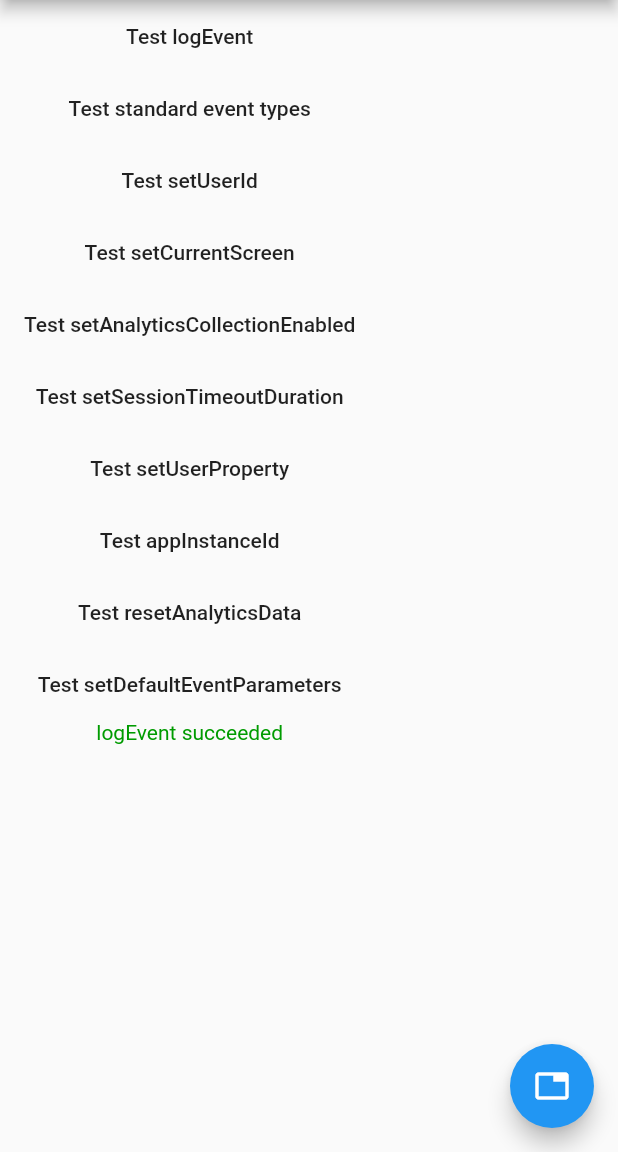
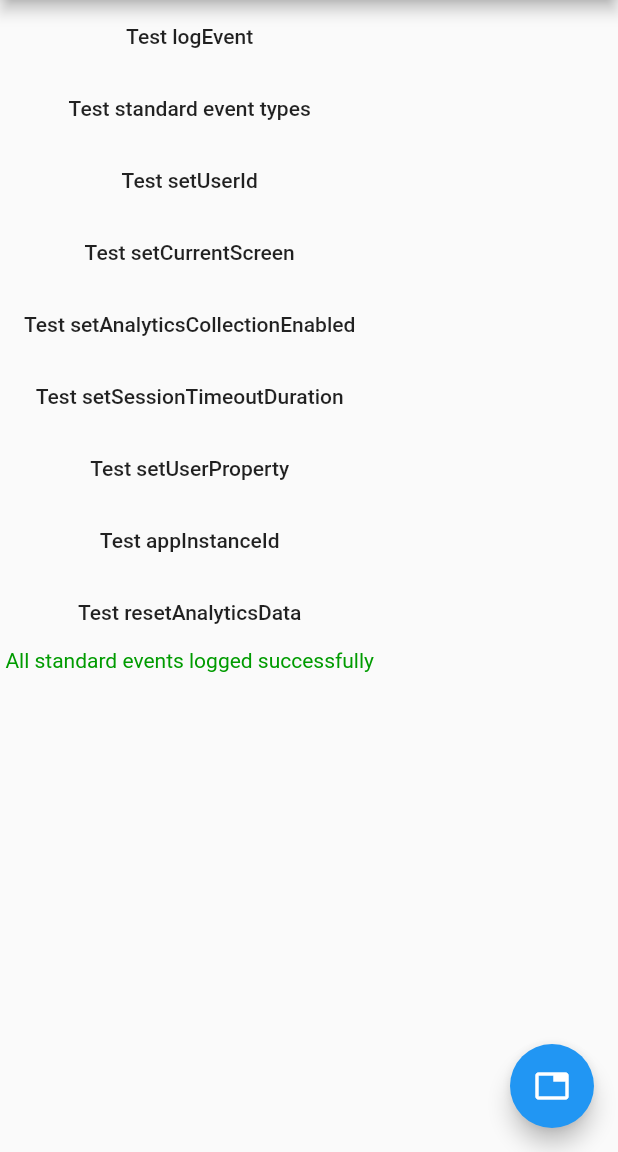
Before and after one commit to kwanative/firebase_analytics, a Flutter app: the screen it shows after launch, after a tap on "Test logEvent", after a tap on "Test standard event types", on a phone screen of 412 x 824 dp, the part 84-1236 px from its top. Run offline on Flutter 3.47's test engine with Material 2 defaults, Android fonts, the phone set to English and light mode, and no system bars; our stand-ins replace firebase_core; missing offline and left inert: firebase_analytics_platform_interface, firebase_core_platform_interface; accounts and stored records are empty.

Commit message:
use firebase_analytics version 9.3.4

```diff
--- /dev/null
+++ b/example/lib/firebase_config.dart
@@ -0,0 +1,43 @@
+import 'dart:developer';
+import 'dart:io';
+
+import 'package:firebase_core/firebase_core.dart';
+import 'package:flutter/foundation.dart';
+
+class DefaultFirebaseConfig {
+  static FirebaseOptions? get platformOptions {
+    if (kIsWeb) {
+      // Web
+      return const FirebaseOptions(
+        apiKey: 'AIzaSyAgUhHU8wSJgO5MVNy95tMT07NEjzMOfz0',
+        authDomain: 'react-native-firebase-testing.firebaseapp.com',
+        databaseURL: 'https://react-native-firebase-testing.firebaseio.com',
+        projectId: 'react-native-firebase-testing',
+        storageBucket: 'react-native-firebase-testing.appspot.com',
+        messagingSenderId: '448618578101',
+        appId: '1:448618578101:web:0b650370bb29e29cac3efc',
+        measurementId: 'G-F79DJ0VFGS',
+      );
+    } else if (Platform.isIOS || Platform.isMacOS) {
+      // iOS and MacOS
+      return const FirebaseOptions(
+        appId: '1:448618578101:ios:cc6c1dc7a65cc83c',
+        apiKey: 'AIzaSyAHAsf51D0A407EklG1bs-5wA7EbyfNFg0',
+        projectId: 'react-native-firebase-testing',
+        messagingSenderId: '448618578101',
+        iosBundleId: 'com.invertase.testing',
+        iosClientId:
+            '448618578101-28tsenal97nceuij1msj7iuqinv48t02.apps.googleusercontent.com',
+        androidClientId:
+            '448618578101-a9p7bj5jlakabp22fo3cbkj7nsmag24e.apps.googleusercontent.com',
+        databaseURL: 'https://react-native-firebase-testing.firebaseio.com',
+        storageBucket: 'react-native-firebase-testing.appspot.com',
+      );
+    } else {
+      // Android
+      log("Analytics Dart-only initializer doesn't work on Android, please make sure to add the config file.");
+
+      return null;
+    }
+  }
+}
--- a/example/lib/main.dart
+++ b/example/lib/main.dart
@@ -6,17 +6,14 @@ import 'dart:async';
 
 import 'package:firebase_analytics/firebase_analytics.dart';
 import 'package:firebase_core/firebase_core.dart';
-import 'package:flutter/foundation.dart';
 import 'package:flutter/material.dart';
 
-import 'firebase_options.dart';
+import 'firebase_config.dart';
 import 'tabs_page.dart';
 
 Future<void> main() async {
   WidgetsFlutterBinding.ensureInitialized();
-  await Firebase.initializeApp(
-    options: DefaultFirebaseOptions.currentPlatform,
-  );
+  await Firebase.initializeApp(options: DefaultFirebaseConfig.platformOptions);
   runApp(const MyApp());
 }
 
@@ -69,28 +66,7 @@ class _MyHomePageState extends State<MyHomePage> {
     });
   }
 
-  Future<void> _setDefaultEventParameters() async {
-    if (kIsWeb) {
-      setMessage(
-        '"setDefaultEventParameters()" is not supported on web platform',
-      );
-    } else {
-      // Only strings, numbers & null (longs & doubles for android, ints and doubles for iOS) are supported for default event parameters:
-      await widget.analytics.setDefaultEventParameters(<String, dynamic>{
-        'string': 'string',
-        'int': 42,
-        'long': 12345678910,
-        'double': 42.0,
-        'bool': true.toString(),
-      });
-      setMessage('setDefaultEventParameters succeeded');
-    }
-  }
-
   Future<void> _sendAnalyticsEvent() async {
-    // Only strings and numbers (longs & doubles for android, ints and doubles for iOS) are supported for GA custom event parameters:
-    // https://firebase.google.com/docs/reference/ios/firebaseanalytics/api/reference/Classes/FIRAnalytics#+logeventwithname:parameters:
-    // https://firebase.google.com/docs/reference/android/com/google/firebase/analytics/FirebaseAnalytics#public-void-logevent-string-name,-bundle-params
     await widget.analytics.logEvent(
       name: 'test_event',
       parameters: <String, dynamic>{
@@ -101,9 +77,9 @@ class _MyHomePageState extends State<MyHomePage> {
         // Only strings and numbers (ints & doubles) are supported for GA custom event parameters:
         // https://developers.google.com/analytics/devguides/collection/analyticsjs/custom-dims-mets#overview
         'bool': true.toString(),
+        'items': [itemCreator()]
       },
     );
-
     setMessage('logEvent succeeded');
   }
 
@@ -349,10 +325,6 @@ class _MyHomePageState extends State<MyHomePage> {
             onPressed: _testResetAnalyticsData,
             child: const Text('Test resetAnalyticsData'),
           ),
-          MaterialButton(
-            onPressed: _setDefaultEventParameters,
-            child: const Text('Test setDefaultEventParameters'),
-          ),
           Text(
             _message,
             style: const TextStyle(color: Color.fromARGB(255, 0, 155, 0)),
--- a/lib/src/firebase_analytics.dart
+++ b/lib/src/firebase_analytics.dart
@@ -9,7 +9,7 @@ class FirebaseAnalytics extends FirebasePluginPlatform {
   FirebaseAnalytics._({required this.app})
       : super(app.name, 'plugins.flutter.io/firebase_analytics');
 
-  /// Namespace for analytics API available on Android only. This is deprecated in favor of
+  /// Namespace for analytics API available on Android only. This is deprecated in favour of calling directly
   /// `FirebaseAnalytics.instance.setSessionTimeoutDuration()`.
   ///
   /// The value of this field is `null` on non-Android platforms. If you are
@@ -81,14 +81,30 @@ class FirebaseAnalytics extends FirebasePluginPlatform {
     Map<String, Object?>? parameters,
     AnalyticsCallOptions? callOptions,
   }) async {
-    _logEventNameValidation(name);
+    if (_reservedEventNames.contains(name)) {
+      throw ArgumentError.value(
+        name,
+        'name',
+        'Event name is reserved and cannot be used',
+      );
+    }
 
-    parameters?.forEach((key, value) {
-      assert(
-        value is String || value is num,
-        "'string' OR 'number' must be set as the value of the parameter: $key",
+    const String kReservedPrefix = 'firebase_';
+
+    if (name.startsWith(kReservedPrefix)) {
+      throw ArgumentError.value(
+        name,
+        'name',
+        'Prefix "$kReservedPrefix" is reserved and cannot be used.',
       );
-    });
+    }
+
+    if (parameters?['items'] is List<AnalyticsEventItem>) {
+      // ignore: cast_nullable_to_non_nullable
+      parameters!['items'] = (parameters['items'] as List<AnalyticsEventItem>)
+          .map((item) => item.asMap())
+          .toList();
+    }
 
     await _delegate.logEvent(
       name: name,
@@ -112,12 +128,6 @@ class FirebaseAnalytics extends FirebasePluginPlatform {
   Future<void> setDefaultEventParameters(
     Map<String, Object?>? defaultParameters,
   ) async {
-    defaultParameters?.forEach((key, value) {
-      assert(
-        value is String || value is num || value == null,
-        "'string', 'null' or 'number' must be set as the value of the parameter: $key",
-      );
-    });
     await _delegate.setDefaultEventParameters(defaultParameters);
   }
 
@@ -233,15 +243,15 @@ class FirebaseAnalytics extends FirebasePluginPlatform {
     List<AnalyticsEventItem>? items,
     AnalyticsCallOptions? callOptions,
   }) {
-    return _delegate.logEvent(
+    return logEvent(
       name: 'add_payment_info',
-      parameters: filterOutNulls({
+      parameters: {
         _COUPON: coupon,
         _CURRENCY: currency,
         _PAYMENT_TYPE: paymentType,
         _VALUE: value,
-        _ITEMS: _marshalItems(items),
-      }),
+        _ITEMS: items,
+      },
       callOptions: callOptions,
     );
   }
@@ -260,15 +270,15 @@ class FirebaseAnalytics extends FirebasePluginPlatform {
     List<AnalyticsEventItem>? items,
     AnalyticsCallOptions? callOptions,
   }) {
-    return _delegate.logEvent(
+    return logEvent(
       name: 'add_shipping_info',
-      parameters: filterOutNulls({
+      parameters: {
         _COUPON: coupon,
         _CURRENCY: currency,
         _SHIPPING_TIER: shippingTier,
         _VALUE: value,
-        _ITEMS: _marshalItems(items),
-      }),
+        _ITEMS: items,
+      },
       callOptions: callOptions,
     );
   }
@@ -288,10 +298,10 @@ class FirebaseAnalytics extends FirebasePluginPlatform {
   }) {
     _requireValueAndCurrencyTogether(value, currency);
 
-    return _delegate.logEvent(
+    return logEvent(
       name: 'add_to_cart',
       parameters: filterOutNulls(<String, Object?>{
-        _ITEMS: _marshalItems(items),
+        _ITEMS: items,
         _VALUE: value,
         _CURRENCY: currency,
       }),
@@ -315,10 +325,10 @@ class FirebaseAnalytics extends FirebasePluginPlatform {
   }) {
     _requireValueAndCurrencyTogether(value, currency);
 
-    return _delegate.logEvent(
+    return logEvent(
       name: 'add_to_wishlist',
       parameters: filterOutNulls(<String, Object?>{
-        _ITEMS: _marshalItems(items),
+        _ITEMS: items,
         _VALUE: value,
         _CURRENCY: currency,
       }),
@@ -357,7 +367,7 @@ class FirebaseAnalytics extends FirebasePluginPlatform {
   }) {
     _requireValueAndCurrencyTogether(value, currency);
 
-    return _delegate.logEvent(
+    return logEvent(
       name: 'ecommerce_purchase',
       parameters: filterOutNulls(<String, Object?>{
         _CURRENCY: currency,
@@ -397,7 +407,7 @@ class FirebaseAnalytics extends FirebasePluginPlatform {
   }) {
     _requireValueAndCurrencyTogether(value, currency);
 
-    return _delegate.logEvent(
+    return logEvent(
       name: 'ad_impression',
       parameters: filterOutNulls(<String, Object?>{
         _AD_PLATFORM: adPlatform,
@@ -415,7 +425,7 @@ class FirebaseAnalytics extends FirebasePluginPlatform {
   ///
   /// See: https://firebase.google.com/docs/reference/android/com/google/firebase/analytics/FirebaseAnalytics.Event.html#APP_OPEN
   Future<void> logAppOpen({AnalyticsCallOptions? callOptions}) {
-    return _delegate.logEvent(
+    return logEvent(
       name: 'app_open',
       callOptions: callOptions,
     );
@@ -437,12 +447,12 @@ class FirebaseAnalytics extends FirebasePluginPlatform {
   }) {
     _requireValueAndCurrencyTogether(value, currency);
 
-    return _delegate.logEvent(
+    return logEvent(
       name: 'begin_checkout',
       parameters: filterOutNulls(<String, Object?>{
         _VALUE: value,
         _CURRENCY: currency,
-        _ITEMS: _marshalItems(items),
+        _ITEMS: items,
         _COUPON: coupon,
       }),
       callOptions: callOptions,
@@ -464,7 +474,7 @@ class FirebaseAnalytics extends FirebasePluginPlatform {
     String? cp1,
     AnalyticsCallOptions? callOptions,
   }) {
-    return _delegate.logEvent(
+    return logEvent(
       name: 'campaign_details',
       parameters: filterOutNulls(<String, String?>{
         _SOURCE: source,
@@ -491,7 +501,7 @@ class FirebaseAnalytics extends FirebasePluginPlatform {
     required num value,
     AnalyticsCallOptions? callOptions,
   }) {
-    return _delegate.logEvent(
+    return logEvent(
       name: 'earn_virtual_currency',
       parameters: filterOutNulls(<String, Object?>{
         _VIRTUAL_CURRENCY_NAME: virtualCurrencyName,
@@ -525,7 +535,7 @@ class FirebaseAnalytics extends FirebasePluginPlatform {
   }) {
     _requireValueAndCurrencyTogether(value, currency);
 
-    return _delegate.logEvent(
+    return logEvent(
       name: 'present_offer',
       parameters: filterOutNulls(<String, Object?>{
         _ITEM_ID: itemId,
@@ -555,7 +565,7 @@ class FirebaseAnalytics extends FirebasePluginPlatform {
   }) {
     _requireValueAndCurrencyTogether(value, currency);
 
-    return _delegate.logEvent(
+    return logEvent(
       name: 'purchase_refund',
       parameters: filterOutNulls(<String, Object?>{
         _CURRENCY: currency,
@@ -580,7 +590,7 @@ class FirebaseAnalytics extends FirebasePluginPlatform {
   }) {
     _requireValueAndCurrencyTogether(value, currency);
 
-    return _delegate.logEvent(
+    return logEvent(
       name: 'generate_lead',
       parameters: filterOutNulls(<String, Object?>{
         _CURRENCY: currency,
@@ -601,7 +611,7 @@ class FirebaseAnalytics extends FirebasePluginPlatform {
     required String groupId,
     AnalyticsCallOptions? callOptions,
   }) {
-    return _delegate.logEvent(
+    return logEvent(
       name: 'join_group',
       parameters: filterOutNulls(<String, Object?>{
         _GROUP_ID: groupId,
@@ -622,7 +632,7 @@ class FirebaseAnalytics extends FirebasePluginPlatform {
     String? character,
     AnalyticsCallOptions? callOptions,
   }) {
-    return _delegate.logEvent(
+    return logEvent(
       name: 'level_up',
       parameters: filterOutNulls(<String, Object?>{
         _LEVEL: level,
@@ -639,7 +649,7 @@ class FirebaseAnalytics extends FirebasePluginPlatform {
     required String levelName,
     AnalyticsCallOptions? callOptions,
   }) {
-    return _delegate.logEvent(
+    return logEvent(
       name: 'level_start',
       parameters: filterOutNulls(<String, Object?>{
         _LEVEL_NAME: levelName,
@@ -656,7 +666,7 @@ class FirebaseAnalytics extends FirebasePluginPlatform {
     int? success,
     AnalyticsCallOptions? callOptions,
   }) {
-    return _delegate.logEvent(
+    return logEvent(
       name: 'level_end',
       parameters: filterOutNulls(<String, Object?>{
         _LEVEL_NAME: levelName,
@@ -672,7 +682,7 @@ class FirebaseAnalytics extends FirebasePluginPlatform {
     required int checkoutStep,
     required String checkoutOption,
   }) {
-    return _delegate.logEvent(
+    return logEvent(
       name: 'set_checkout_option',
       parameters: filterOutNulls(<String, Object?>{
         _CHECKOUT_STEP: checkoutStep,
@@ -691,7 +701,7 @@ class FirebaseAnalytics extends FirebasePluginPlatform {
     String? loginMethod,
     AnalyticsCallOptions? callOptions,
   }) {
-    return _delegate.logEvent(
+    return logEvent(
       name: 'login',
       parameters: filterOutNulls(<String, Object?>{
         _METHOD: loginMethod,
@@ -714,7 +724,7 @@ class FirebaseAnalytics extends FirebasePluginPlatform {
     String? character,
     AnalyticsCallOptions? callOptions,
   }) {
-    return _delegate.logEvent(
+    return logEvent(
       name: 'post_score',
       parameters: filterOutNulls(<String, Object?>{
         _SCORE: score,
@@ -749,13 +759,13 @@ class FirebaseAnalytics extends FirebasePluginPlatform {
   }) {
     _requireValueAndCurrencyTogether(value, currency);
 
-    return _delegate.logEvent(
+    return logEvent(
       name: 'purchase',
       parameters: filterOutNulls(<String, Object?>{
         _CURRENCY: currency,
         _COUPON: coupon,
         _VALUE: value,
-        _ITEMS: _marshalItems(items),
+        _ITEMS: items,
         _TAX: tax,
         _SHIPPING: shipping,
         _TRANSACTION_ID: transactionId,
@@ -782,12 +792,12 @@ class FirebaseAnalytics extends FirebasePluginPlatform {
   }) {
     _requireValueAndCurrencyTogether(value, currency);
 
-    return _delegate.logEvent(
+    return logEvent(
       name: 'remove_from_cart',
       parameters: filterOutNulls(<String, Object?>{
         _CURRENCY: currency,
         _VALUE: value,
-        _ITEMS: _marshalItems(items),
+        _ITEMS: items,
       }),
       callOptions: callOptions,
     );
@@ -803,7 +813,7 @@ class FirebaseAnalytics extends FirebasePluginPlatform {
     String? screenName,
     AnalyticsCallOptions? callOptions,
   }) {
-    return _delegate.logEvent(
+    return logEvent(
       name: 'screen_view',
       parameters: filterOutNulls(<String, Object?>{
         _SCREEN_CLASS: screenClass,
@@ -824,12 +834,12 @@ class FirebaseAnalytics extends FirebasePluginPlatform {
     List<AnalyticsEventItem>? items,
     AnalyticsCallOptions? callOptions,
   }) {
-    return _delegate.logEvent(
+    return logEvent(
       name: 'select_item',
       parameters: filterOutNulls(<String, Object?>{
         _ITEM_LIST_ID: itemListId,
         _ITEM_LIST_NAME: itemListName,
-        _ITEMS: _marshalItems(items),
+        _ITEMS: items,
       }),
       callOptions: callOptions,
     );
@@ -849,12 +859,12 @@ class FirebaseAnalytics extends FirebasePluginPlatform {
     String? promotionName,
     AnalyticsCallOptions? callOptions,
   }) {
-    return _delegate.logEvent(
+    return logEvent(
       name: 'select_promotion',
       parameters: filterOutNulls(<String, Object?>{
         _CREATIVE_NAME: creativeName,
         _CREATIVE_SLOT: creativeSlot,
-        _ITEMS: _marshalItems(items),
+        _ITEMS: items,
         _LOCATION_ID: locationId,
         _PROMOTION_ID: promotionId,
         _PROMOTION_NAME: promotionName,
@@ -874,12 +884,12 @@ class FirebaseAnalytics extends FirebasePluginPlatform {
     List<AnalyticsEventItem>? items,
     AnalyticsCallOptions? callOptions,
   }) {
-    return _delegate.logEvent(
+    return logEvent(
       name: 'view_cart',
       parameters: filterOutNulls(<String, Object?>{
         _CURRENCY: currency,
         _VALUE: value,
-        _ITEMS: _marshalItems(items),
+        _ITEMS: items,
       }),
       callOptions: callOptions,
     );
@@ -904,7 +914,7 @@ class FirebaseAnalytics extends FirebasePluginPlatform {
     String? travelClass,
     AnalyticsCallOptions? callOptions,
   }) {
-    return _delegate.logEvent(
+    return logEvent(
       name: 'search',
       parameters: filterOutNulls(
         <String, Object?>{
@@ -935,7 +945,7 @@ class FirebaseAnalytics extends FirebasePluginPlatform {
     required String contentType,
     required String itemId,
   }) {
-    return _delegate.logEvent(
+    return logEvent(
       name: 'select_content',
       parameters: filterOutNulls(<String, Object?>{
         _CONTENT_TYPE: contentType,
@@ -955,7 +965,7 @@ class FirebaseAnalytics extends FirebasePluginPlatform {
     required String itemId,
     required String method,
   }) {
-    return _delegate.logEvent(
+    return logEvent(
       name: 'share',
       parameters: filterOutNulls(<String, Object?>{
         _CONTENT_TYPE: contentType,
@@ -976,7 +986,7 @@ class FirebaseAnalytics extends FirebasePluginPlatform {
   Future<void> logSignUp({
     required String signUpMethod,
   }) {
-    return _delegate.logEvent(
+    return logEvent(
       name: 'sign_up',
       parameters: filterOutNulls(<String, Object?>{
         _METHOD: signUpMethod,
@@ -995,7 +1005,7 @@ class FirebaseAnalytics extends FirebasePluginPlatform {
     required String virtualCurrencyName,
     required num value,
   }) {
-    return _delegate.logEvent(
+    return logEvent(
       name: 'spend_virtual_currency',
       parameters: filterOutNulls(<String, Object?>{
         _ITEM_NAME: itemName,
@@ -1013,7 +1023,7 @@ class FirebaseAnalytics extends FirebasePluginPlatform {
   ///
   /// See: https://firebase.google.com/docs/reference/android/com/google/firebase/analytics/FirebaseAnalytics.Event.html#TUTORIAL_BEGIN
   Future<void> logTutorialBegin() {
-    return _delegate.logEvent(name: 'tutorial_begin');
+    return logEvent(name: 'tutorial_begin');
   }
 
   /// Logs the standard `tutorial_complete` event.
@@ -1024,7 +1034,7 @@ class FirebaseAnalytics extends FirebasePluginPlatform {
   ///
   /// See: https://firebase.google.com/docs/reference/android/com/google/firebase/analytics/FirebaseAnalytics.Event.html#TUTORIAL_COMPLETE
   Future<void> logTutorialComplete() {
-    return _delegate.logEvent(name: 'tutorial_complete');
+    return logEvent(name: 'tutorial_complete');
   }
 
   /// Logs the standard `unlock_achievement` event with a given achievement
@@ -1039,7 +1049,7 @@ class FirebaseAnalytics extends FirebasePluginPlatform {
   Future<void> logUnlockAchievement({
     required String id,
   }) {
-    return _delegate.logEvent(
+    return logEvent(
       name: 'unlock_achievement',
       parameters: filterOutNulls(<String, Object?>{
         _ACHIEVEMENT_ID: id,
@@ -1064,12 +1074,12 @@ class FirebaseAnalytics extends FirebasePluginPlatform {
   }) {
     _requireValueAndCurrencyTogether(value, currency);
 
-    return _delegate.logEvent(
+    return logEvent(
       name: 'view_item',
       parameters: filterOutNulls(<String, Object?>{
         _CURRENCY: currency,
         _VALUE: value,
-        _ITEMS: _marshalItems(items),
+        _ITEMS: items,
       }),
     );
   }
@@ -1085,10 +1095,10 @@ class FirebaseAnalytics extends FirebasePluginPlatform {
     String? itemListId,
     String? itemListName,
   }) {
-    return _delegate.logEvent(
+    return logEvent(
       name: 'view_item_list',
       parameters: filterOutNulls(<String, Object?>{
-        _ITEMS: _marshalItems(items),
+        _ITEMS: items,
         _ITEM_LIST_ID: itemListId,
         _ITEM_LIST_NAME: itemListName,
       }),
@@ -1108,12 +1118,12 @@ class FirebaseAnalytics extends FirebasePluginPlatform {
     String? promotionId,
     String? promotionName,
   }) {
-    return _delegate.logEvent(
+    return logEvent(
       name: 'view_promotion',
       parameters: filterOutNulls(<String, Object?>{
         _CREATIVE_NAME: creativeName,
         _CREATIVE_SLOT: creativeSlot,
-        _ITEMS: _marshalItems(items),
+        _ITEMS: items,
         _LOCATION_ID: locationId,
         _PROMOTION_ID: promotionId,
         _PROMOTION_NAME: promotionName,
@@ -1130,7 +1140,7 @@ class FirebaseAnalytics extends FirebasePluginPlatform {
   Future<void> logViewSearchResults({
     required String searchTerm,
   }) {
-    return _delegate.logEvent(
+    return logEvent(
       name: 'view_search_results',
       parameters: filterOutNulls(<String, Object?>{
         _SEARCH_TERM: searchTerm,
@@ -1153,7 +1163,7 @@ class FirebaseAnalytics extends FirebasePluginPlatform {
     String? affiliation,
     List<AnalyticsEventItem>? items,
   }) {
-    return _delegate.logEvent(
+    return logEvent(
       name: 'refund',
       parameters: filterOutNulls(<String, Object?>{
         _CURRENCY: currency,
@@ -1163,7 +1173,7 @@ class FirebaseAnalytics extends FirebasePluginPlatform {
         _SHIPPING: shipping,
         _TRANSACTION_ID: transactionId,
         _AFFILIATION: affiliation,
-        _ITEMS: _marshalItems(items),
+        _ITEMS: items,
       }),
     );
   }
@@ -1182,7 +1192,6 @@ class FirebaseAnalytics extends FirebasePluginPlatform {
       }),
     );
   }
-
 
   /// Sets the duration of inactivity that terminates the current session.
   ///
@@ -1230,32 +1239,6 @@ void _requireValueAndCurrencyTogether(double? value, String? currency) {
   if (value != null && currency == null) {
     throw ArgumentError(valueAndCurrencyMustBeTogetherError);
   }
-}
-
-void _logEventNameValidation(String name) {
-  if (_reservedEventNames.contains(name)) {
-    throw ArgumentError.value(
-      name,
-      'name',
-      'Event name is reserved and cannot be used',
-    );
-  }
-
-  const String kReservedPrefix = 'firebase_';
-
-  if (name.startsWith(kReservedPrefix)) {
-    throw ArgumentError.value(
-      name,
-      'name',
-      'Prefix "$kReservedPrefix" is reserved and cannot be used.',
-    );
-  }
-}
-
-List<Map<String, dynamic>>? _marshalItems(List<AnalyticsEventItem>? items) {
-  if (items == null) return null;
-
-  return items.map((AnalyticsEventItem item) => item.asMap()).toList();
 }
 
 /// Reserved event names that cannot be used.
@@ -1360,15 +1343,6 @@ const String _CREATIVE_SLOT = 'creative_slot';
 
 /// The store or affiliation from which this transaction occurred.
 const String _AFFILIATION = 'affiliation';
-
-/// The store id.
-const String _STORE_ID = 'storeId';
-
-/// The store name.
-const String _STORE_NAME = 'storeName';
-
-/// Dining Mode.
-const _DINING_MODE = 'diningMode';
 
 /// The index of an item in a list.
 // const String _INDEX = 'index';
@@ -1493,3 +1467,12 @@ const String _CHECKOUT_OPTION = 'checkout_option';
 
 /// Event category.
 const String _EVENT_CATEGORY = 'event_category';
+
+/// The store id.
+const String _STORE_ID = 'storeId';
+
+/// The store name.
+const String _STORE_NAME = 'storeName';
+
+/// Dining Mode.
+const _DINING_MODE = 'diningMode';
```
Also changed, not shown: example/pubspec.yaml (+24 -2 lines), example/test_driver/firebase_analytics_e2e.dart (added, +224 -0 lines), example/test_driver/firebase_analytics_e2e_test.dart (added, +7 -0 lines), example/lib/firebase_options.dart (deleted), 22 other files.
